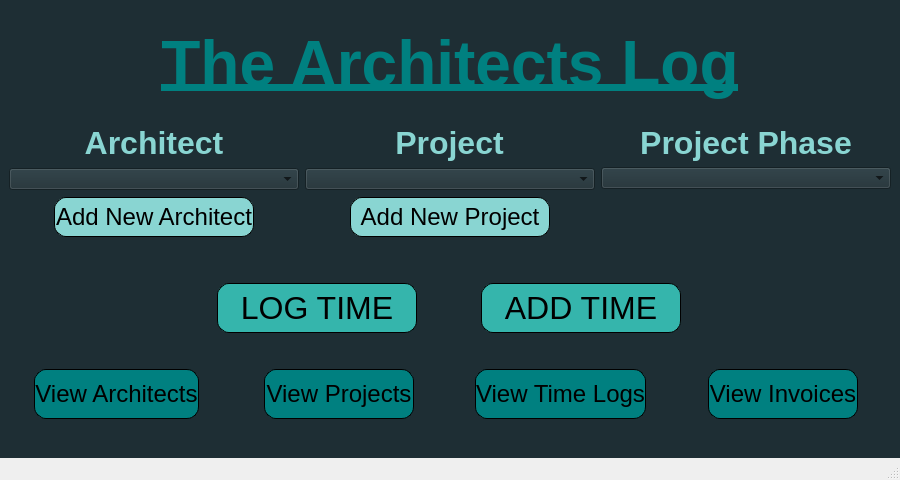
Qt form src/ui/MainWindow.ui (CanMatthewCode/ArchitectsLog) before a commit.
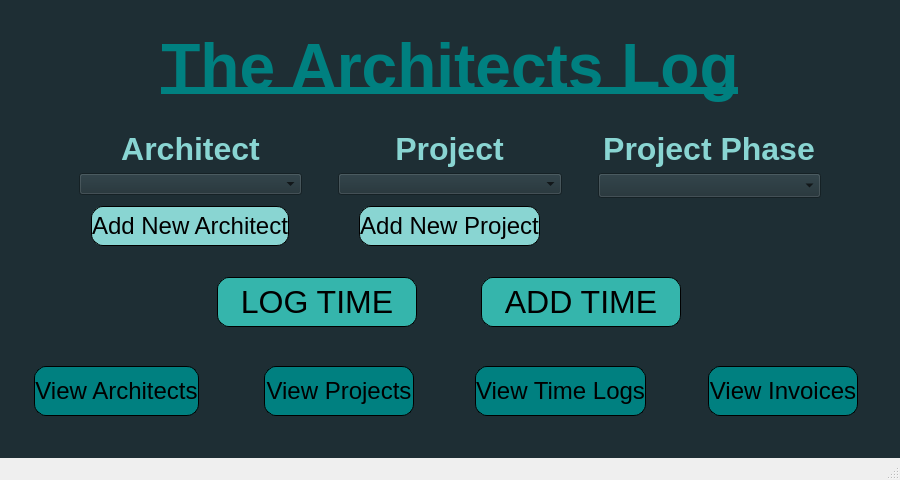
The same form after that commit.

Commit message: add ViewTimeEntries.ui/.py files and visually modify MainWindow and TimeLogger ui’s

```diff
--- a/src/ui/MainWindow.ui
+++ b/src/ui/MainWindow.ui
@@ -57,7 +57,7 @@
         </property>
         <property name="styleSheet">
          <string notr="true">QLabel{
-	color: teal;
+	color: #008080;
 }</string>
         </property>
         <property name="text">
@@ -70,6 +70,22 @@
       </item>
       <item>
        <layout class="QHBoxLayout" name="project_button_layout">
+        <item>
+         <spacer name="horizontalSpacer">
+          <property name="orientation">
+           <enum>Qt::Orientation::Horizontal</enum>
+          </property>
+          <property name="sizeType">
+           <enum>QSizePolicy::Policy::Fixed</enum>
+          </property>
+          <property name="sizeHint" stdset="0">
+           <size>
+            <width>70</width>
+            <height>20</height>
+           </size>
+          </property>
+         </spacer>
+        </item>
         <item>
          <layout class="QVBoxLayout" name="architects_layout">
           <item>
@@ -114,6 +130,22 @@
             </property>
            </widget>
           </item>
+          <item>
+           <spacer name="verticalSpacer">
+            <property name="orientation">
+             <enum>Qt::Orientation::Vertical</enum>
+            </property>
+            <property name="sizeType">
+             <enum>QSizePolicy::Policy::Fixed</enum>
+            </property>
+            <property name="sizeHint" stdset="0">
+             <size>
+              <width>5</width>
+              <height>5</height>
+             </size>
+            </property>
+           </spacer>
+          </item>
           <item alignment="Qt::AlignmentFlag::AlignHCenter|Qt::AlignmentFlag::AlignVCenter">
            <widget class="QPushButton" name="AddArchitectBtn">
             <property name="sizePolicy">
@@ -124,7 +156,7 @@
             </property>
             <property name="minimumSize">
              <size>
-              <width>200</width>
+              <width>180</width>
               <height>40</height>
              </size>
             </property>
@@ -168,6 +200,22 @@
           </item>
          </layout>
         </item>
+        <item>
+         <spacer name="horizontalSpacer_3">
+          <property name="orientation">
+           <enum>Qt::Orientation::Horizontal</enum>
+          </property>
+          <property name="sizeType">
+           <enum>QSizePolicy::Policy::Fixed</enum>
+          </property>
+          <property name="sizeHint" stdset="0">
+           <size>
+            <width>30</width>
+            <height>20</height>
+           </size>
+          </property>
+         </spacer>
+        </item>
         <item>
          <layout class="QVBoxLayout" name="projects_layout">
           <item alignment="Qt::AlignmentFlag::AlignHCenter|Qt::AlignmentFlag::AlignVCenter">
@@ -207,6 +255,22 @@
             </property>
            </widget>
           </item>
+          <item>
+           <spacer name="verticalSpacer_2">
+            <property name="orientation">
+             <enum>Qt::Orientation::Vertical</enum>
+            </property>
+            <property name="sizeType">
+             <enum>QSizePolicy::Policy::Fixed</enum>
+            </property>
+            <property name="sizeHint" stdset="0">
+             <size>
+              <width>20</width>
+              <height>5</height>
+             </size>
+            </property>
+           </spacer>
+          </item>
           <item alignment="Qt::AlignmentFlag::AlignHCenter|Qt::AlignmentFlag::AlignVCenter">
            <widget class="QPushButton" name="AddProjectBtn">
             <property name="sizePolicy">
@@ -217,7 +281,7 @@
             </property>
             <property name="minimumSize">
              <size>
-              <width>200</width>
+              <width>180</width>
               <height>40</height>
              </size>
             </property>
@@ -261,6 +325,22 @@
           </item>
          </layout>
         </item>
+        <item>
+         <spacer name="horizontalSpacer_4">
+          <property name="orientation">
+           <enum>Qt::Orientation::Horizontal</enum>
+          </property>
+          <property name="sizeType">
+           <enum>QSizePolicy::Policy::Fixed</enum>
+          </property>
+          <property name="sizeHint" stdset="0">
+           <size>
+            <width>30</width>
+            <height>20</height>
+           </size>
+          </property>
+         </spacer>
+        </item>
         <item>
          <layout class="QVBoxLayout" name="phases_layout">
           <property name="sizeConstraint">
@@ -332,6 +412,22 @@
           </item>
          </layout>
         </item>
+        <item>
+         <spacer name="horizontalSpacer_2">
+          <property name="orientation">
+           <enum>Qt::Orientation::Horizontal</enum>
+          </property>
+          <property name="sizeType">
+           <enum>QSizePolicy::Policy::Fixed</enum>
+          </property>
+          <property name="sizeHint" stdset="0">
+           <size>
+            <width>70</width>
+            <height>20</height>
+           </size>
+          </property>
+         </spacer>
+        </item>
        </layout>
       </item>
       <item>
@@ -345,7 +441,7 @@
         <property name="sizeHint" stdset="0">
          <size>
           <width>10</width>
-          <height>40</height>
+          <height>25</height>
          </size>
         </property>
        </spacer>
```
The commit also changes 5 other files.
